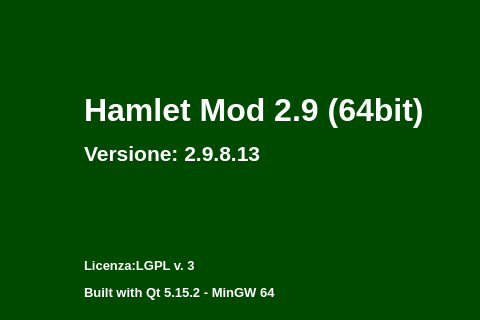
Old version of the form mainwindow.ui in the repository fblabs/hamlet-mod-sancon; both pictures show x 413 to 893 and y 0 to 320 of the 1112 by 780 pixel window.
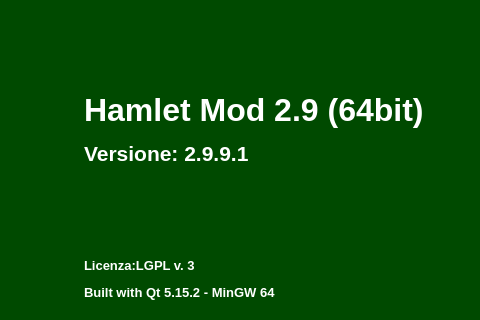
New version of the form. Icons and pictures are not drawn.

```diff
--- a/mainwindow.ui
+++ b/mainwindow.ui
@@ -573,7 +573,7 @@
          <enum>QFrame::NoFrame</enum>
         </property>
         <property name="text">
-         <string>&lt;html&gt;&lt;head/&gt;&lt;body&gt;&lt;p&gt;&lt;span style=&quot; font-size:24pt; font-weight:600;&quot;&gt;Hamlet Mod 2.9 (64bit)&lt;/span&gt;&lt;/p&gt;&lt;p&gt;&lt;span style=&quot; font-size:16pt; font-weight:600;&quot;&gt;Versione: 2.9.8.13&lt;/span&gt;&lt;/p&gt;&lt;p&gt;&lt;br/&gt;&lt;/p&gt;&lt;p&gt;&lt;br/&gt;&lt;/p&gt;&lt;p&gt;&lt;span style=&quot; font-size:10pt; font-weight:600;&quot;&gt;Licenza:LGPL v. 3&lt;/span&gt;&lt;/p&gt;&lt;p&gt;&lt;span style=&quot; font-size:10pt; font-weight:600;&quot;&gt;Built with Qt 5.15.2 - MinGW 64&lt;/span&gt;&lt;/p&gt;&lt;p&gt;&lt;br/&gt;&lt;/p&gt;&lt;p&gt;&lt;br/&gt;&lt;/p&gt;&lt;p&gt;&lt;span style=&quot; font-size:10pt;&quot;&gt;© FBLABS 2015-2022&lt;/span&gt;&lt;/p&gt;&lt;p&gt;&lt;a href=&quot;￼￼https://github.com/fblabs/hamlet-mod-sancon&quot;&gt;&lt;span style=&quot; font-size:10pt; font-weight:600; text-decoration: underline; color:#aaffff;&quot;&gt;Sorgenti (github)&lt;/span&gt;&lt;/a&gt;&lt;/p&gt;&lt;/body&gt;&lt;/html&gt;</string>
+         <string>&lt;html&gt;&lt;head/&gt;&lt;body&gt;&lt;p&gt;&lt;span style=&quot; font-size:24pt; font-weight:600;&quot;&gt;Hamlet Mod 2.9 (64bit)&lt;/span&gt;&lt;/p&gt;&lt;p&gt;&lt;span style=&quot; font-size:16pt; font-weight:600;&quot;&gt;Versione: 2.9.9.1&lt;/span&gt;&lt;/p&gt;&lt;p&gt;&lt;br/&gt;&lt;/p&gt;&lt;p&gt;&lt;br/&gt;&lt;/p&gt;&lt;p&gt;&lt;span style=&quot; font-size:10pt; font-weight:600;&quot;&gt;Licenza:LGPL v. 3&lt;/span&gt;&lt;/p&gt;&lt;p&gt;&lt;span style=&quot; font-size:10pt; font-weight:600;&quot;&gt;Built with Qt 5.15.2 - MinGW 64&lt;/span&gt;&lt;/p&gt;&lt;p&gt;&lt;br/&gt;&lt;/p&gt;&lt;p&gt;&lt;br/&gt;&lt;/p&gt;&lt;p&gt;&lt;span style=&quot; font-size:10pt;&quot;&gt;© FBLABS 2015-2022&lt;/span&gt;&lt;/p&gt;&lt;p&gt;&lt;a href=&quot;￼￼https://github.com/fblabs/hamlet-mod-sancon&quot;&gt;&lt;span style=&quot; font-size:10pt; font-weight:600; text-decoration: underline; color:#aaffff;&quot;&gt;Sorgenti (github)&lt;/span&gt;&lt;/a&gt;&lt;/p&gt;&lt;/body&gt;&lt;/html&gt;</string>
         </property>
         <property name="scaledContents">
          <bool>false</bool>
```
